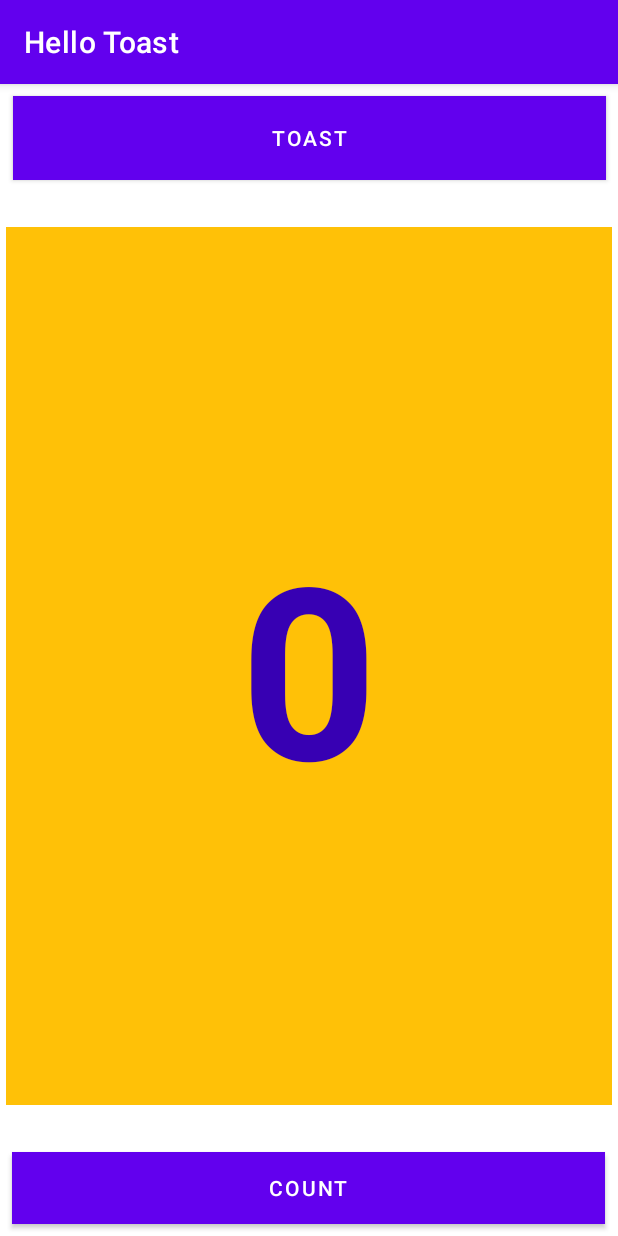
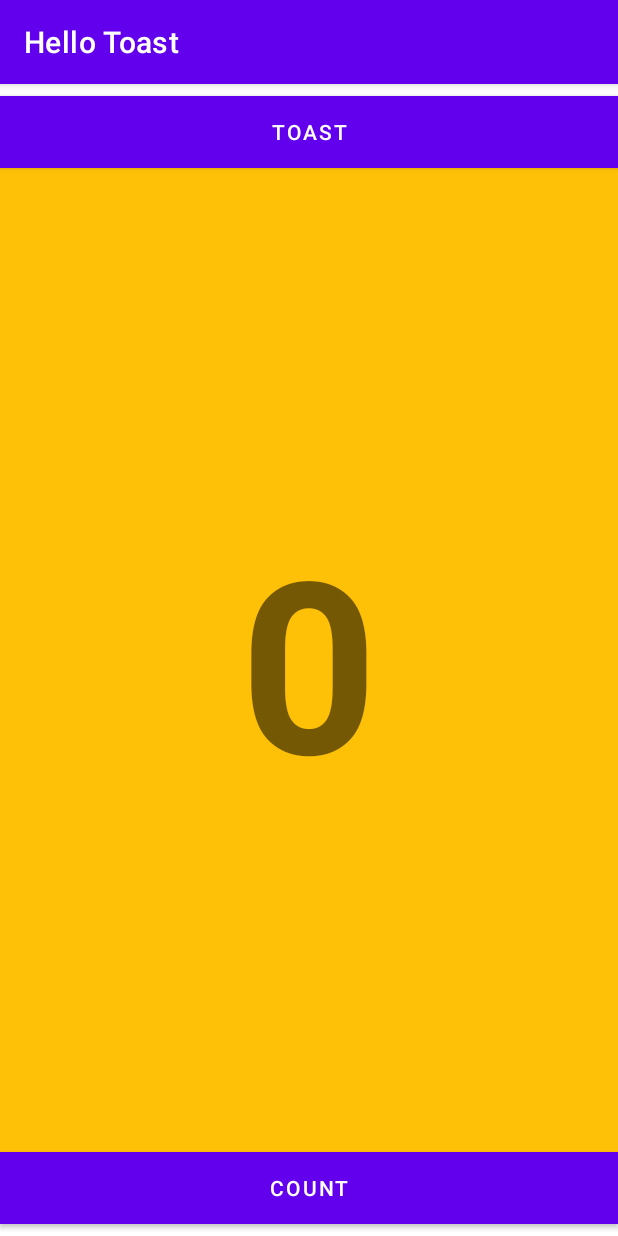
Before and after one commit to Sajjal4545/DMA-Week-2, an Android app: the screen it shows after launch (MainActivity), on a phone screen of 412 x 824 dp. Run offline under Robolectric (Android 15) with nearby library versions, the phone set to English and light mode, and no system bars.

Commit message:
Linearlayouttask

```diff
--- /dev/null
+++ b/app/src/main/res/layout-land/activity_main.xml
@@ -0,0 +1,55 @@
+<?xml version="1.0" encoding="utf-8"?>
+<androidx.constraintlayout.widget.ConstraintLayout xmlns:android="http://schemas.android.com/apk/res/android"
+    xmlns:app="http://schemas.android.com/apk/res-auto"
+    xmlns:tools="http://schemas.android.com/tools"
+    android:layout_width="match_parent"
+    android:layout_height="match_parent"
+    tools:context=".MainActivity">
+
+    <Button
+        android:id="@+id/button_toast"
+        android:layout_width="0dp"
+        android:layout_height="wrap_content"
+        android:layout_marginStart="8dp"
+        android:layout_marginLeft="8dp"
+        android:layout_marginTop="8dp"
+        android:layout_marginEnd="8dp"
+        android:layout_marginRight="8dp"
+        android:background="@color/design_default_color_on_primary"
+        android:onClick="showToast"
+        android:text="@string/button_label_toast"
+        app:layout_constraintEnd_toEndOf="parent"
+        app:layout_constraintStart_toStartOf="parent"
+        app:layout_constraintTop_toTopOf="parent" />
+
+    <Button
+        android:id="@+id/button_count"
+        android:layout_width="0dp"
+        android:layout_height="wrap_content"
+        android:layout_marginStart="8dp"
+        android:layout_marginLeft="8dp"
+        android:layout_marginEnd="8dp"
+        android:layout_marginRight="8dp"
+        android:layout_marginBottom="8dp"
+        android:background="@color/design_default_color_on_primary"
+        android:onClick="countUp"
+        android:text="@string/button_label_count"
+        app:layout_constraintBottom_toBottomOf="parent"
+        app:layout_constraintEnd_toEndOf="parent"
+        app:layout_constraintStart_toStartOf="parent" />
+
+    <TextView
+        android:id="@+id/show_count"
+        android:layout_width="0dp"
+        android:layout_height="0dp"
+        android:background="#FFC107"
+        android:gravity="center"
+        android:text="@string/count_initial_value"
+        android:textAlignment="center"
+        android:textSize="120sp"
+        android:textStyle="bold"
+        app:layout_constraintBottom_toTopOf="@+id/button_count"
+        app:layout_constraintEnd_toEndOf="parent"
+        app:layout_constraintStart_toStartOf="parent"
+        app:layout_constraintTop_toBottomOf="@+id/button_toast" />
+</androidx.constraintlayout.widget.ConstraintLayout>
--- /dev/null
+++ b/app/src/main/res/layout-sw600dp/activity_main.xml
@@ -0,0 +1,47 @@
+<?xml version="1.0" encoding="utf-8"?>
+<androidx.constraintlayout.widget.ConstraintLayout xmlns:android="http://schemas.android.com/apk/res/android"
+    xmlns:app="http://schemas.android.com/apk/res-auto"
+    xmlns:tools="http://schemas.android.com/tools"
+    android:layout_width="match_parent"
+    android:layout_height="match_parent"
+    tools:context=".MainActivity">
+
+    <Button
+        android:id="@+id/button_count"
+        android:layout_width="383dp"
+        android:layout_height="wrap_content"
+        android:layout_marginStart="8dp"
+        android:layout_marginLeft="8dp"
+        android:background="@color/design_default_color_on_primary"
+        android:onClick="countUp"
+        android:text="@string/button_label_count"
+        android:textSize="60sp"
+        app:layout_constraintBaseline_toBaselineOf="@+id/button_toast"
+        app:layout_constraintStart_toEndOf="@+id/button_toast" />
+
+    <Button
+        android:id="@+id/button_toast"
+        android:layout_width="382dp"
+        android:layout_height="wrap_content"
+        android:background="@color/design_default_color_on_primary"
+        android:onClick="showToast"
+        android:text="@string/button_label_toast"
+        android:textSize="60sp"
+        app:layout_constraintStart_toStartOf="parent"
+        app:layout_constraintTop_toTopOf="parent" />
+
+    <TextView
+        android:id="@+id/show_count"
+        android:layout_width="0dp"
+        android:layout_height="0dp"
+        android:background="#FFC107"
+        android:gravity="center"
+        android:text="@string/count_initial_value"
+        android:textAlignment="center"
+        android:textSize="200sp"
+        android:textStyle="bold"
+        app:layout_constraintBottom_toBottomOf="parent"
+        app:layout_constraintEnd_toEndOf="parent"
+        app:layout_constraintStart_toStartOf="parent"
+        app:layout_constraintTop_toBottomOf="@+id/button_toast" />
+</androidx.constraintlayout.widget.ConstraintLayout>
--- a/app/src/main/res/layout/activity_main.xml
+++ b/app/src/main/res/layout/activity_main.xml
@@ -1,56 +1,44 @@
 <?xml version="1.0" encoding="utf-8"?>
-<androidx.constraintlayout.widget.ConstraintLayout xmlns:android="http://schemas.android.com/apk/res/android"
+<LinearLayout xmlns:android="http://schemas.android.com/apk/res/android"
     xmlns:app="http://schemas.android.com/apk/res-auto"
     xmlns:tools="http://schemas.android.com/tools"
     android:layout_width="match_parent"
     android:layout_height="match_parent"
+    android:orientation="vertical"
     tools:context=".MainActivity">
 
     <Button
-        android:id="@+id/button3"
-        android:layout_width="395dp"
-        android:layout_height="56dp"
-        android:layout_marginStart="8dp"
+        android:id="@+id/button_toast"
+        android:layout_width="match_parent"
+        android:layout_height="wrap_content"
         android:layout_marginTop="8dp"
-        android:layout_marginEnd="8dp"
         android:background="@color/design_default_color_on_primary"
         android:text="@string/button_label_toast"
-        app:layout_constraintEnd_toEndOf="parent"
-        app:layout_constraintStart_toStartOf="parent"
-        app:layout_constraintTop_toTopOf="parent"
-        android:onClick="showToast"/>
+        android:onClick="showToast"
+        />
 
-    <Button
-        android:id="@+id/button4"
-        android:layout_width="395dp"
-        android:layout_height="48dp"
-        android:layout_marginBottom="8dp"
-        android:text="@string/button_label_count"
-        app:layout_constraintBottom_toBottomOf="parent"
-        android:background="@color/design_default_color_on_primary"
-        app:layout_constraintEnd_toEndOf="parent"
-        app:layout_constraintHorizontal_bias="0.498"
-        app:layout_constraintStart_toStartOf="parent"
-        android:onClick="countUp"/>
+
 
     <TextView
         android:id="@+id/show_count"
-        android:layout_width="404dp"
-        android:layout_height="585dp"
-        android:layout_marginStart="8dp"
-        android:layout_marginTop="8dp"
-        android:layout_marginEnd="8dp"
-        android:layout_marginBottom="8dp"
+        android:layout_width="match_parent"
+        android:layout_height="wrap_content"
         android:background="#FFC107"
-        android:backgroundTint="#FFC107"
         android:gravity="center"
         android:text="@string/count_initial_value"
         android:textAlignment="center"
-        android:textColor="@color/purple_700"
         android:textSize="160sp"
         android:textStyle="bold"
-        app:layout_constraintBottom_toTopOf="@+id/button4"
-        app:layout_constraintEnd_toEndOf="parent"
-        app:layout_constraintStart_toStartOf="parent"
-        app:layout_constraintTop_toBottomOf="@+id/button3" />
-</androidx.constraintlayout.widget.ConstraintLayout>
+        android:layout_gravity="center_vertical"
+        android:layout_weight="1"
+        />
+    <Button
+        android:id="@+id/button_count"
+        android:layout_width="match_parent"
+        android:layout_height="wrap_content"
+        android:layout_marginBottom="8dp"
+        android:background="@color/design_default_color_on_primary"
+        android:text="@string/button_label_count"
+        android:onClick="countUp"
+        />
+</LinearLayout>
```
Also changed, not shown: 5 other files.
